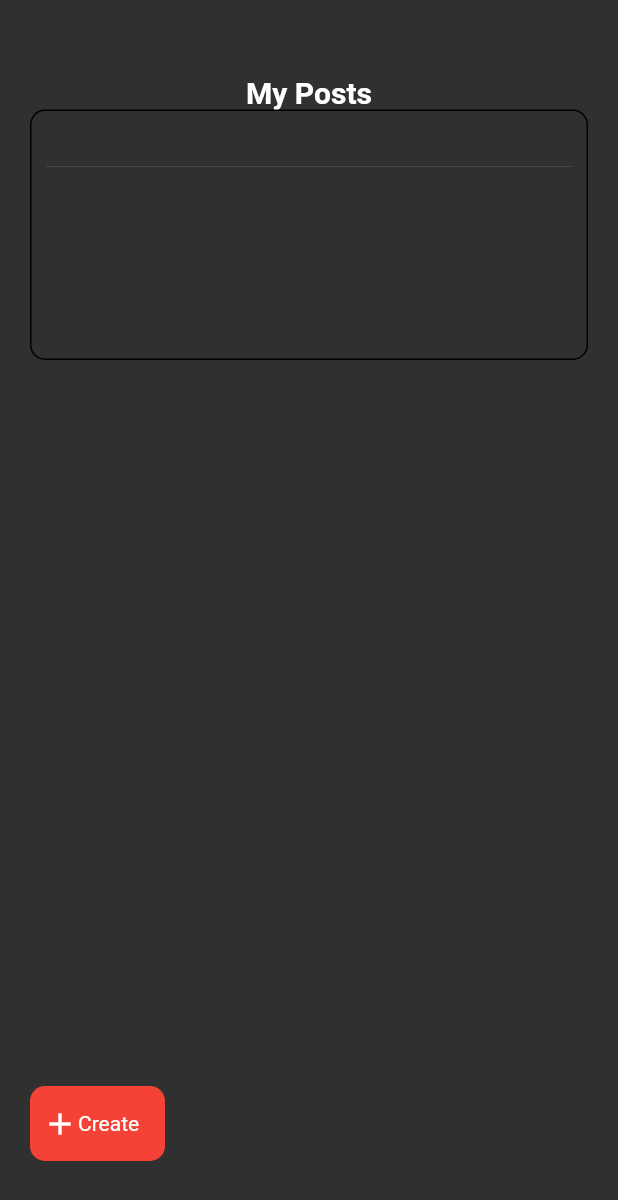
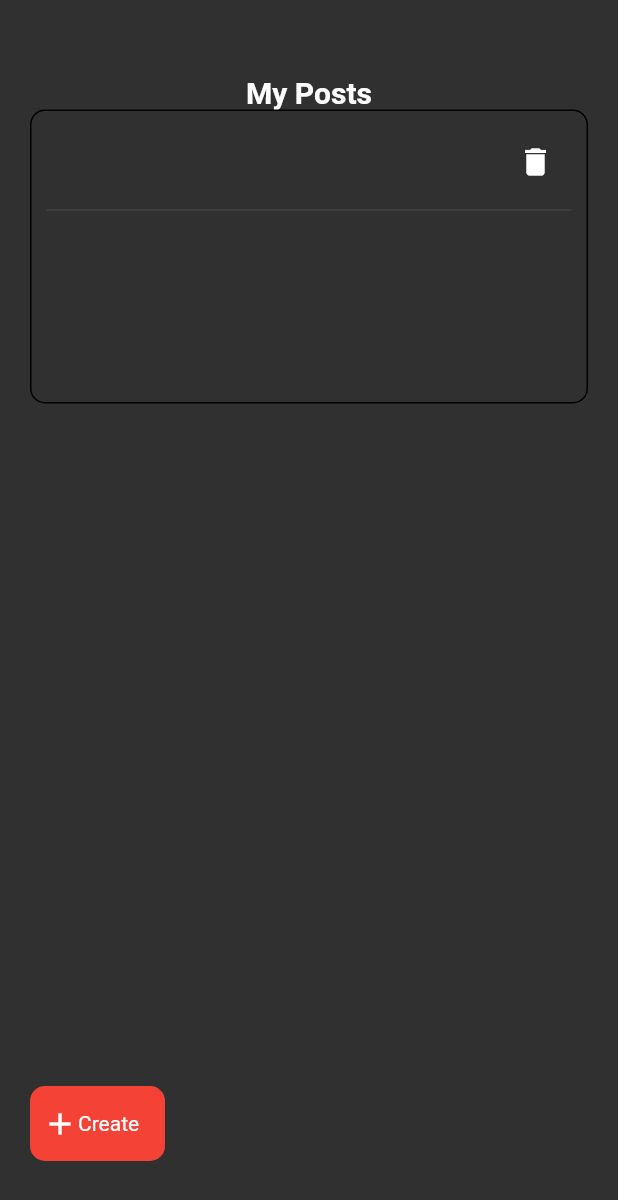
Before and after one commit to hakankosum/flutter-blog-app-with-firebase-, a Flutter app: the CreatePostScreen screen opened by its route, after a tap on "Add Post", on a phone screen of 412 x 824 dp. Shown: the top 1200 px of the screen. Run offline on Flutter 3.47's test engine with Material 2 defaults, Android fonts, the phone set to English and light mode, and no system bars; our stand-ins replace cloud_firestore, firebase_auth, firebase_core, get; accounts and stored records are empty.

Commit message:
delete post function

```diff
--- a/lib/modules/home/home_screen.dart
+++ b/lib/modules/home/home_screen.dart
@@ -15,6 +15,7 @@ class HomeScreen extends GetView<HomeController> {
   @override
   Widget build(BuildContext context) {
     return Scaffold(
+      resizeToAvoidBottomInset: false,
       body: Container(
         margin: const EdgeInsets.only(left: 20, right: 20),
         child: Column(
@@ -42,12 +43,24 @@ class HomeScreen extends GetView<HomeController> {
                       child: Column(
                         crossAxisAlignment: CrossAxisAlignment.start,
                       children: [
-                        Text(snapshot.data!.docs[snapshot.data!.size-1-index]["title"],style: const TextStyle(fontSize: 16),),
+                        Row(
+                          mainAxisAlignment: MainAxisAlignment.spaceBetween,
+                          children: [
+                            Text(snapshot.data!.docs[snapshot.data!.size-1-index]["title"],style: const TextStyle(fontSize: 16),
+                            ),
+                            IconButton(onPressed: () {
+                              controller.deletePost(snapshot.data!.docs[snapshot.data!.size-1-index].id);
+                            }, icon: Icon(Icons.delete))
+
+
+                          ],
+                        ),
                         const Divider(),
                         SizedBox(
                           height: 100,
                           child: Text(snapshot.data!.docs[snapshot.data!.size-1-index]["content"])),
-                        const SizedBox(height: 10,)
+
+                        const SizedBox(height: 10)
                       ],
                                       ),
                     );
```
Also changed, not shown: lib/modules/home/home_controller.dart (+9 -0 lines).
